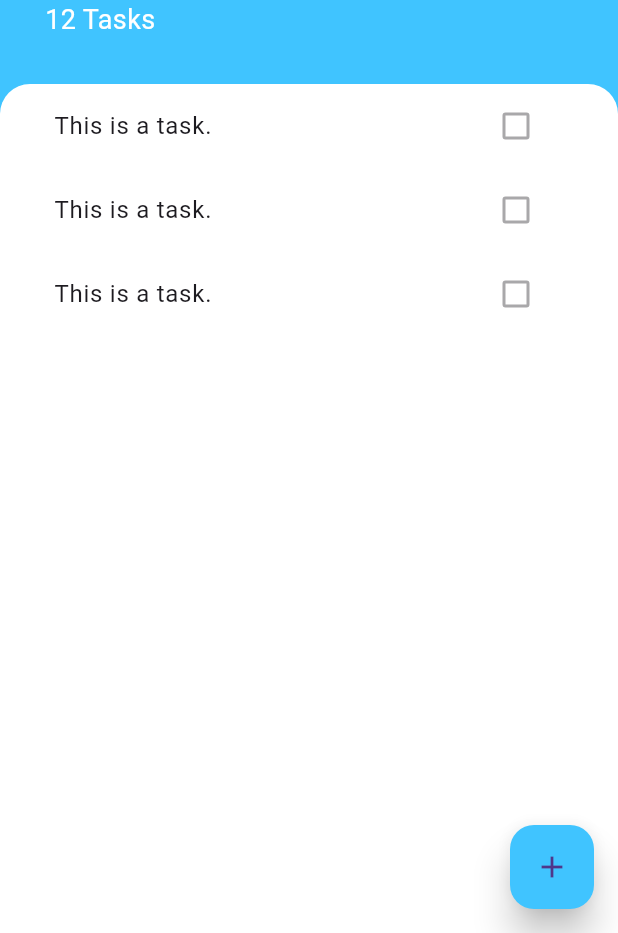
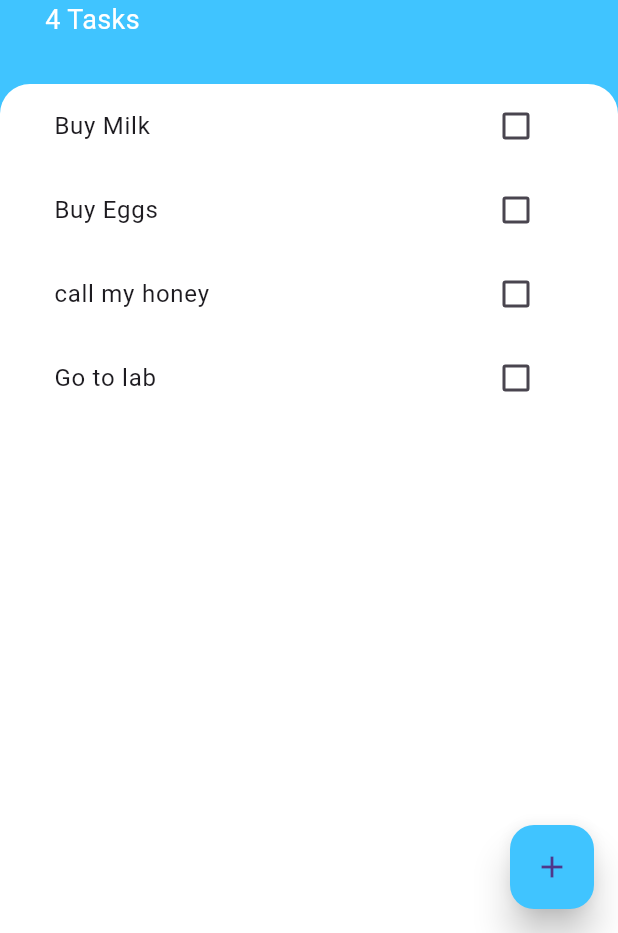
Before and after one commit to canevcimen/todoApp_flutter, a Flutter app: the screen it shows after launch, on a phone screen of 412 x 824 dp, the part 303-1236 px from its top. Run offline on Flutter 3.47's test engine with Material 3 defaults, Android fonts, the phone set to English and light mode, and no system bars.

Commit message:
checbox,TaskList, deleteTask and some bug fix

```diff
--- a/lib/main.dart
+++ b/lib/main.dart
@@ -1,14 +1,19 @@
 import 'package:flutter/material.dart';
+import 'package:provider/provider.dart';
 import 'package:todoey_flutter/screens/tasks_screen.dart';
-
+import 'package:provider/provider.dart';
+import 'package:todoey_flutter/models/task_data.dart';
 void main() => runApp(MyApp());
 
 class MyApp extends StatelessWidget {
 
   @override
   Widget build(BuildContext context) {
-    return MaterialApp(
-      home: TasksScreen(),
+    return ChangeNotifierProvider(
+      create: (context)=> TaskData(),
+      child: MaterialApp(
+        home: TasksScreen(),
+      ),
     );
   }
 }
--- /dev/null
+++ b/lib/models/task.dart
@@ -0,0 +1,12 @@
+class Task
+{
+  final String name;
+  bool isDone;
+
+  Task({required this.name,  this.isDone=false});
+
+  void toggleDone()
+  {
+    isDone = !isDone;
+  }
+}
--- /dev/null
+++ b/lib/models/task_data.dart
@@ -0,0 +1,38 @@
+import 'dart:typed_data';
+
+import 'package:flutter/material.dart';
+import 'package:flutter/foundation.dart';
+import 'package:todoey_flutter/models/task.dart';
+import 'dart:collection';
+class TaskData extends ChangeNotifier{
+
+  List<Task> _tasks = [
+    Task(name: 'Buy Milk'),
+    Task(name: 'Buy Eggs'),
+    Task(name: 'call my honey'),
+    Task(name: 'Go to lab'),
+  ];
+  UnmodifiableListView<Task> get tasks {
+    return UnmodifiableListView(_tasks);
+  }
+  int get taskCount {
+    return _tasks.length;
+  }
+
+  void addTask(String newTaskTitle){
+  final task = Task(name: newTaskTitle);
+  _tasks.add(task);
+  notifyListeners();
+}
+
+void updateTask(Task task)
+{
+ task.toggleDone();
+ notifyListeners();
+}
+void deleteTask(Task task)
+{
+  _tasks.remove(task);
+  notifyListeners();
+}
+}
--- a/lib/screens/add_task_screen.dart
+++ b/lib/screens/add_task_screen.dart
@@ -1,8 +1,16 @@
+
 import 'package:flutter/material.dart';
+import 'package:todoey_flutter/widgets/tasks_list.dart';
+import 'package:todoey_flutter/models/task.dart';
+import 'package:todoey_flutter/models/task_data.dart';
+import 'package:provider/provider.dart';
 
 class AddTaskScreen extends StatelessWidget {
+
   @override
   Widget build(BuildContext context) {
+    late String newTaskTitle;
+
     return Container(
       color: Color(0xff757575),
       child: Container(
@@ -28,11 +36,18 @@ class AddTaskScreen extends StatelessWidget {
             TextField(
               autofocus: true,
               textAlign: TextAlign.center,
+              onChanged: (newText)
+              {
+                newTaskTitle = newText;
+              },
             ),
             TextButton(
              style: ButtonStyle(backgroundColor: MaterialStatePropertyAll(Colors.lightBlueAccent),),
               child: Text('Add',style: TextStyle(color: Colors.white),),
-              onPressed: (){},
+              onPressed: (){
+                Provider.of<TaskData>(context, listen: false).addTask(newTaskTitle);
+                Navigator.pop(context);
+              },
             ),
           ],
         ),
--- a/lib/screens/tasks_screen.dart
+++ b/lib/screens/tasks_screen.dart
@@ -1,9 +1,20 @@
 import 'package:flutter/material.dart';
+import 'package:provider/provider.dart';
 import 'package:todoey_flutter/widgets/tasks_list.dart';
 import 'package:todoey_flutter/screens/add_task_screen.dart';
+import 'package:todoey_flutter/models/task_data.dart';
+
+import '../models/task.dart';
+
+class TasksScreen extends StatefulWidget {
+
+  @override
+  State<TasksScreen> createState() => _TasksScreenState();
+}
+
+class _TasksScreenState extends State<TasksScreen> {
 
 
-class TasksScreen extends StatelessWidget {
 
   @override
   Widget build(BuildContext context) {
@@ -52,7 +63,7 @@ class TasksScreen extends StatelessWidget {
                       fontWeight: FontWeight.w700),
                 ),
                 Text(
-                  '12 Tasks',
+                  '${Provider.of<TaskData>(context).taskCount} Tasks',
                   style: TextStyle(color: Colors.white, fontSize: 18),
                 ),
               ],
--- a/lib/widgets/task_tile.dart
+++ b/lib/widgets/task_tile.dart
@@ -1,15 +1,27 @@
 import 'package:flutter/material.dart';
 
 class TaskTile extends StatelessWidget {
-  const TaskTile({
-    super.key,
-  });
+   late final bool isChecked;
+   late final String taskTitle;
+   late final void Function(bool?)? checkboxCallback;
+   late final Function() longPressCallback;
+
+  TaskTile({required this.isChecked,required this.taskTitle,required this.checkboxCallback,required this.longPressCallback});
 
   @override
   Widget build(BuildContext context) {
     return ListTile(
-      title: Text('This is a task.'),
-      trailing: Checkbox(value: false, onChanged: null),
+      onLongPress: longPressCallback,
+      title: Text(
+        taskTitle,
+        style: TextStyle(
+            decoration: isChecked ? TextDecoration.lineThrough : null),
+      ),
+      trailing:Checkbox(
+        activeColor: Colors.lightBlueAccent,
+        value: isChecked,
+        onChanged: checkboxCallback,
+      ),
     );
   }
 }
--- a/lib/widgets/tasks_list.dart
+++ b/lib/widgets/tasks_list.dart
@@ -1,19 +1,34 @@
 import 'package:flutter/material.dart';
 import 'package:todoey_flutter/widgets/task_tile.dart';
+import 'package:todoey_flutter/models/task.dart';
+import 'package:todoey_flutter/widgets/task_tile.dart';
+import 'package:provider/provider.dart';
+import 'package:todoey_flutter/models/task_data.dart';
 
 class TasksList extends StatelessWidget {
-  const TasksList({
-    super.key,
-  });
 
   @override
   Widget build(BuildContext context) {
-    return ListView(
-      children: <Widget>[
-        TaskTile(),
-        TaskTile(),
-        TaskTile(),
-      ],
+    return Consumer<TaskData>(
+      builder: (context,taskData,child){
+        return ListView.builder(
+          itemBuilder: (context, index) {
+            final task = taskData.tasks[index];
+            return TaskTile(
+                isChecked: task.isDone,
+                taskTitle: task.name,
+                checkboxCallback : (checkboxState)
+                {
+                  taskData.updateTask(task);
+                },
+                longPressCallback: () {
+                  taskData.deleteTask(task);
+            }
+            );
+          },
+          itemCount: taskData.taskCount,
+        );
+      },
     );
   }
 }
--- a/pubspec.yaml
+++ b/pubspec.yaml
@@ -35,6 +35,7 @@ dependencies:
   # The following adds the Cupertino Icons font to your application.
   # Use with the CupertinoIcons class for iOS style icons.
   cupertino_icons: ^1.0.6
+  provider: ^6.1.2
 
 dev_dependencies:
   flutter_test:
```
Also changed, not shown: pubspec.lock.
